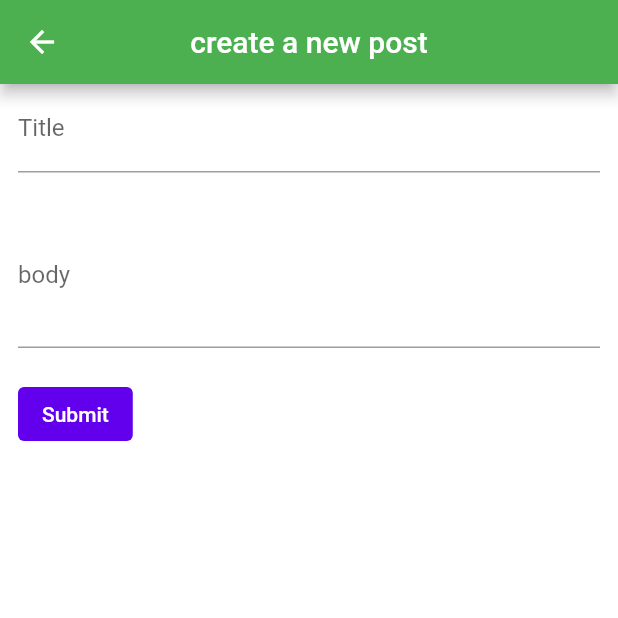
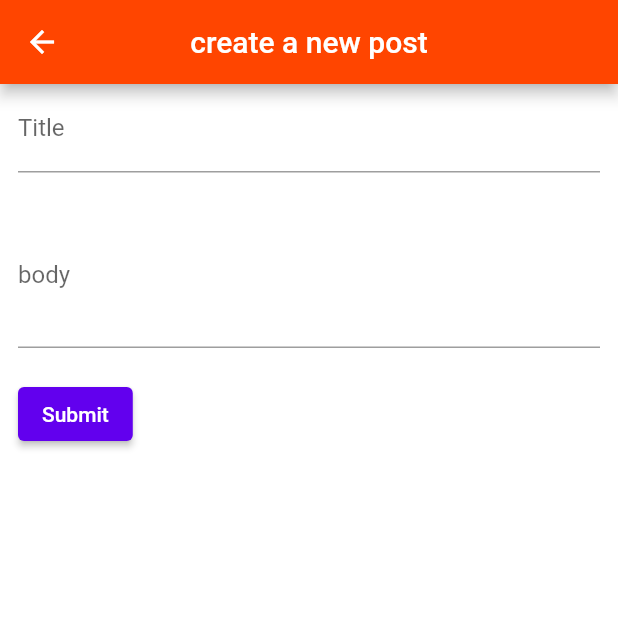
Before and after one commit to mjsafy/MJ-Romina-AP-Reddit-Project-, a Flutter app: the MyCustomForm screen opened directly, on a phone screen of 412 x 824 dp, the top half of it. Run offline on Flutter 3.47's test engine with Material 2 defaults, Android fonts, the phone set to English and light mode, and no system bars.

Commit message:
color button fixed

```diff
--- a/lib/Create.dart
+++ b/lib/Create.dart
@@ -58,7 +58,7 @@ class MyCustomFormState extends State<MyCustomForm> {
       appBar: AppBar(
         centerTitle: true,
         title: Text('create a new post'),
-        backgroundColor: Colors.green,
+        backgroundColor: Color(0XFFFF4500),
       ),
       body: Container(
           padding: EdgeInsets.symmetric(horizontal: 12.0),
@@ -104,12 +104,7 @@ class MyCustomFormState extends State<MyCustomForm> {
 
   Widget submitButton(BuildContext context) {
     return ElevatedButton(
-      style: ElevatedButton.styleFrom(
-        // Foreground color
-        onPrimary: Theme.of(context).colorScheme.onPrimary,
-        // Background color
-        primary: Theme.of(context).colorScheme.primary,
-      ).copyWith(elevation: ButtonStyleButton.allOrNull(0.0)),
+        // Fore
       onPressed: () {
         if (_formKey.currentState.validate()) {
           ScaffoldMessenger.of(context).showSnackBar(
--- a/lib/main.dart
+++ b/lib/main.dart
@@ -21,6 +21,10 @@ class _MyAppState extends State<MyApp> {
     return MaterialApp(
       debugShowCheckedModeBanner: false,
       theme: ThemeData(
+          buttonTheme: ButtonThemeData(
+            buttonColor: Color(0XFFFF4500),
+            textTheme: ButtonTextTheme.primary,
+          ),
           scaffoldBackgroundColor: Color(0xFFFFFFFF),
           colorScheme: ColorScheme.light(),
           appBarTheme: AppBarTheme(
```
